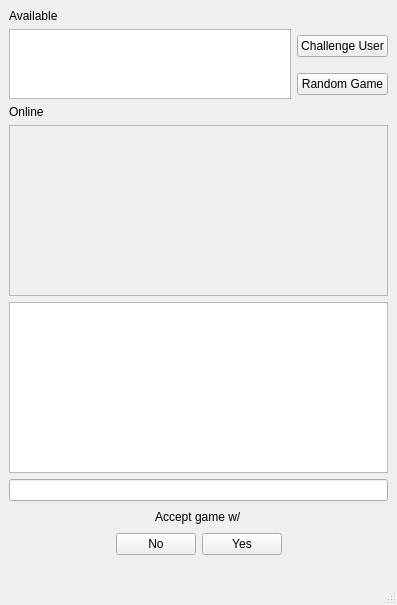
mrundle/DotBoxing, file ui/mainwindow.ui: the form before one commit.
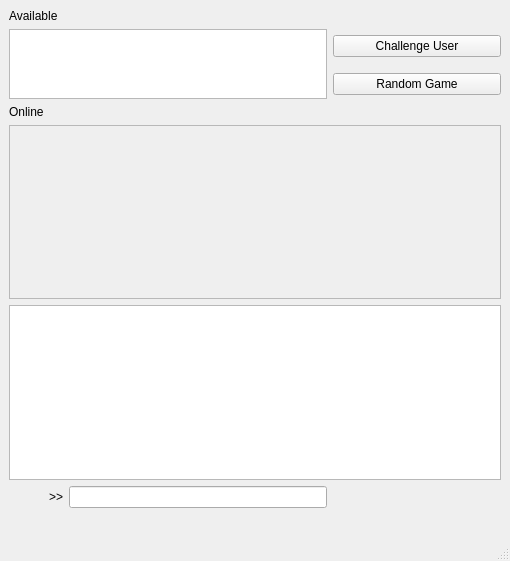
The form after the commit.

Diff of the .ui file:
```diff
--- a/ui/mainwindow.ui
+++ b/ui/mainwindow.ui
@@ -6,8 +6,8 @@
    <rect>
     <x>0</x>
     <y>0</y>
-    <width>397</width>
-    <height>605</height>
+    <width>510</width>
+    <height>561</height>
    </rect>
   </property>
   <property name="windowTitle">
@@ -15,7 +15,7 @@
   </property>
   <widget class="QWidget" name="centralwidget">
    <layout class="QGridLayout" name="gridLayout">
-    <item row="0" column="0" colspan="2">
+    <item row="0" column="0">
      <widget class="QLabel" name="label_2">
       <property name="text">
        <string>Available</string>
@@ -39,7 +39,7 @@
       </property>
      </widget>
     </item>
-    <item row="3" column="0" colspan="2">
+    <item row="3" column="0">
      <widget class="QLabel" name="label">
       <property name="text">
        <string>Online</string>
@@ -63,38 +63,8 @@
       </property>
      </widget>
     </item>
-    <item row="6" column="0" colspan="2">
-     <widget class="QLineEdit" name="chatEdit"/>
-    </item>
-    <item row="9" column="0" colspan="2">
+    <item row="6" column="0">
      <layout class="QHBoxLayout" name="horizontalLayout">
-      <item>
-       <spacer name="horizontalSpacer">
-        <property name="orientation">
-         <enum>Qt::Horizontal</enum>
-        </property>
-        <property name="sizeHint" stdset="0">
-         <size>
-          <width>40</width>
-          <height>20</height>
-         </size>
-        </property>
-       </spacer>
-      </item>
-      <item>
-       <widget class="QPushButton" name="noButton">
-        <property name="text">
-         <string>No</string>
-        </property>
-       </widget>
-      </item>
-      <item>
-       <widget class="QPushButton" name="yesButton">
-        <property name="text">
-         <string>Yes</string>
-        </property>
-       </widget>
-      </item>
       <item>
        <spacer name="horizontalSpacer_2">
         <property name="orientation">
@@ -108,22 +78,41 @@
         </property>
        </spacer>
       </item>
-     </layout>
-    </item>
-    <item row="10" column="1">
-     <spacer name="verticalSpacer_5">
-      <property name="orientation">
-       <enum>Qt::Vertical</enum>
-      </property>
-      <property name="sizeHint" stdset="0">
+      <item>
+       <widget class="QLabel" name="usernameLable">
+        <property name="layoutDirection">
+         <enum>Qt::LeftToRight</enum>
+        </property>
+        <property name="text">
+         <string>&gt;&gt;</string>
+        </property>
+        <property name="textFormat">
+         <enum>Qt::PlainText</enum>
+        </property>
+        <property name="alignment">
+         <set>Qt::AlignRight|Qt::AlignTrailing|Qt::AlignVCenter</set>
+        </property>
+       </widget>
+      </item>
+      <item>
+       <widget class="QLineEdit" name="chatEdit">
+        <property name="sizePolicy">
+         <sizepolicy hsizetype="Expanding" vsizetype="Fixed">
+          <horstretch>0</horstretch>
+          <verstretch>0</verstretch>
+         </sizepolicy>
+        </property>
+        <property name="minimumSize">
        <size>
-        <width>20</width>
-        <height>40</height>
-       </size>
-      </property>
-     </spacer>
-    </item>
-    <item row="10" column="0">
+          <width>258</width>
+          <height>0</height>
+         </size>
+        </property>
+       </widget>
+      </item>
+     </layout>
+    </item>
+    <item row="7" column="0">
      <spacer name="verticalSpacer_4">
       <property name="orientation">
        <enum>Qt::Vertical</enum>
@@ -136,30 +125,28 @@
       </property>
      </spacer>
     </item>
-    <item row="7" column="0" colspan="2">
-     <layout class="QHBoxLayout" name="horizontalLayout_2">
-      <item>
-       <spacer name="horizontalSpacer_3">
+    <item row="7" column="1">
+     <spacer name="verticalSpacer_5">
         <property name="orientation">
-         <enum>Qt::Horizontal</enum>
+       <enum>Qt::Vertical</enum>
         </property>
         <property name="sizeHint" stdset="0">
          <size>
-          <width>40</width>
-          <height>20</height>
+        <width>20</width>
+        <height>40</height>
          </size>
         </property>
        </spacer>
       </item>
-      <item>
-       <widget class="QLabel" name="challengeText">
-        <property name="text">
-         <string>Accept game w/</string>
+    <item row="4" column="0" colspan="2">
+     <widget class="QListWidget" name="onlineList">
+      <property name="enabled">
+       <bool>false</bool>
         </property>
        </widget>
       </item>
-      <item>
-       <spacer name="horizontalSpacer_4">
+    <item row="6" column="1">
+     <spacer name="horizontalSpacer">
         <property name="orientation">
          <enum>Qt::Horizontal</enum>
         </property>
@@ -170,8 +157,6 @@
          </size>
         </property>
        </spacer>
-      </item>
-     </layout>
     </item>
    </layout>
   </widget>
```
Left out of the diff: 9 changed lines with no effect on the pictures. Lines whose indentation alone changed are shown as unchanged.
